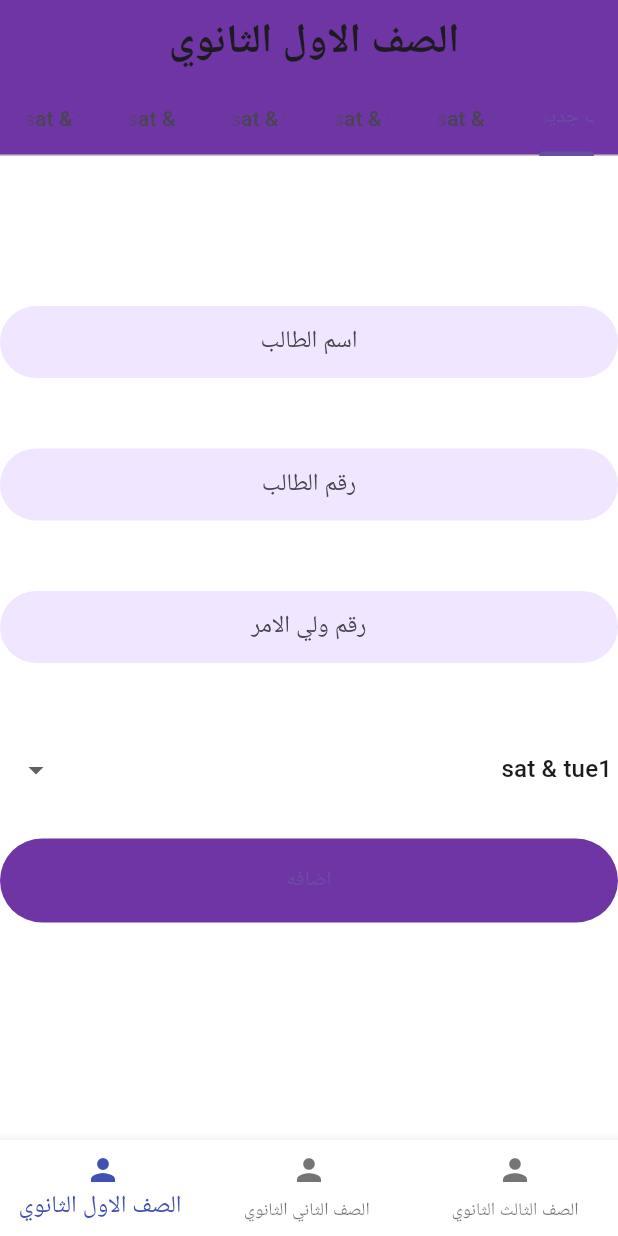
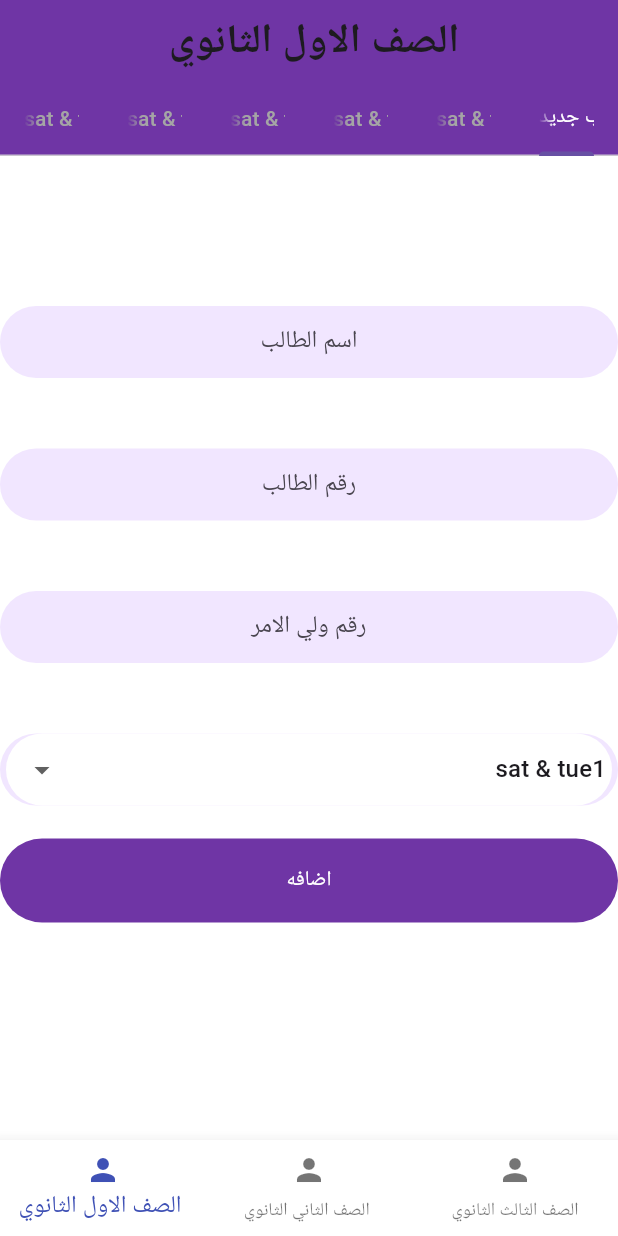
Before and after one commit to mahmoudasal/Attendance-app, a Flutter app: the screen it shows after launch, on a phone screen of 412 x 824 dp. Run offline on Flutter 3.47's test engine with Material 3 defaults, Android fonts, the phone set to English and light mode, and no system bars; our stand-ins replace sqflite_common_ffi; accounts and stored records are empty.

Commit message:
update flutter

```diff
--- a/lib/screens/inputFields.dart
+++ b/lib/screens/inputFields.dart
@@ -61,6 +61,19 @@ class _CustomDropdownState extends State<CustomDropdown> {
     return SizedBox(
         height: 70,
         width: 550,
+        child: InputDecorator(
+          decoration: InputDecoration(
+
+              // contentPadding: EdgeInsets.all(10),
+              ),
+          child: Theme(
+            // <- Here
+            data: Theme.of(context).copyWith(
+              // <- Here
+              splashColor: Colors.transparent, // <- Here
+              highlightColor: Colors.transparent, // <- Here
+              hoverColor: Colors.transparent, // <- Here
+            ),
             child: DropdownButtonFormField<String>(
               focusColor: Colors.white,
               autofocus: true,
@@ -77,6 +90,7 @@ class _CustomDropdownState extends State<CustomDropdown> {
                 );
               }).toList(),
             ),
-    );
+          ),
+        ));
   }
 }
--- a/lib/screens/sec1page.dart
+++ b/lib/screens/sec1page.dart
@@ -201,7 +201,12 @@ class _Sec1State extends State<Sec1> with TickerProviderStateMixin {
                 'الصف الاول الثانوي ',
                 style: TextStyle(fontSize: 27, fontWeight: FontWeight.bold),
               ),
-              bottom: TabBar(controller: tabController, tabs: List1G),
+              bottom: TabBar(
+                controller: tabController,
+                tabs: List1G,
+                labelColor: Colors.white,
+                unselectedLabelColor: const Color.fromARGB(255, 165, 165, 165),
+              ),
             ),
             body: TabBarView(controller: tabController, children: [
               Form(
@@ -276,7 +281,10 @@ class _Sec1State extends State<Sec1> with TickerProviderStateMixin {
                                         gphoneController.clear();
                                       }
                                     },
-                                    child: const Text('اضافه'),
+                                    child: const Text(
+                                      'اضافه',
+                                      style: TextStyle(color: Colors.white),
+                                    ),
                                   ),
                                 ),
                               ]))))),
--- a/lib/screens/studentTaps.dart
+++ b/lib/screens/studentTaps.dart
@@ -56,7 +56,8 @@ class _CustomDataTableState extends State<CustomDataTable> {
                 }).toList();
               });
             },
-            child: const Text('عرض بيانات المجموعه'),
+            child: const Text('عرض بيانات المجموعه',
+                style: TextStyle(color: Colors.white)),
           ),
         ),
         SizedBox(height: 16.0),
--- a/pubspec.yaml
+++ b/pubspec.yaml
@@ -33,7 +33,8 @@ dependencies:
 
   flutter:
     sdk: flutter
-  flutter_bloc: ^8.1.2
+  flutter_bloc: ^9.0.0
+  flutter_screenutil: ^5.9.3
   flutter_svg: ^2.0.5
   hive: ^2.2.3
   hive_flutter: ^1.1.0
@@ -41,6 +42,7 @@ dependencies:
   path_provider: ^2.0.15
   sqflite: ^2.2.8+4
   sqflite_common_ffi: ^2.2.5
+  win32: ^5.10.1
 
 
 
```
Also changed, not shown: lib/screens/sec2page.dart (+10 -2 lines), lib/screens/sec3page.dart (+11 -3 lines), pubspec.lock, 24 other files. Lines whose indentation alone changed are shown as unchanged.
